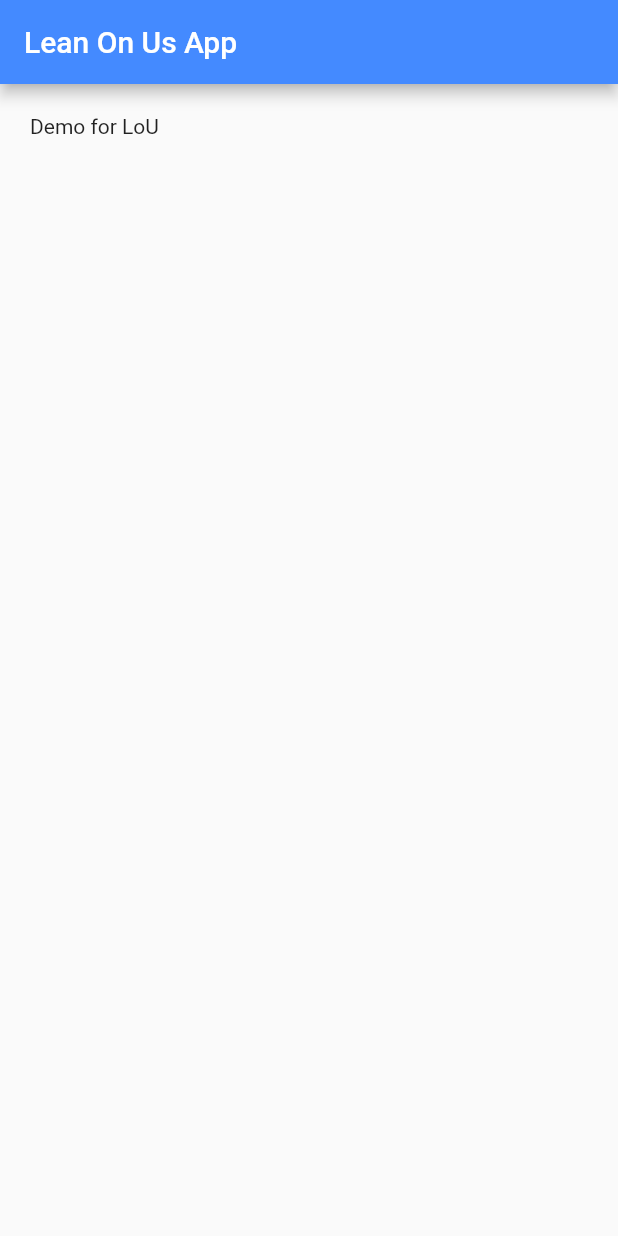
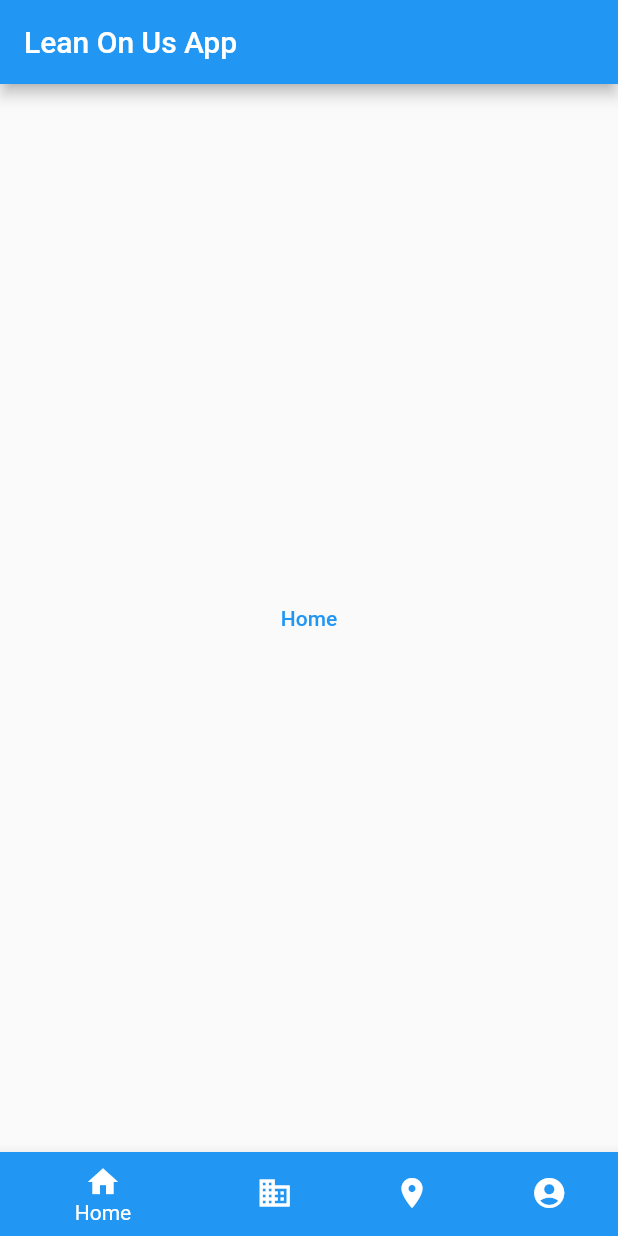
Before and after one commit to AtharvC/leanonusapp, a Flutter app: the screen it shows after launch, on a phone screen of 412 x 824 dp. Run offline on Flutter 3.47's test engine with Material 2 defaults, Android fonts, the phone set to English and light mode, and no system bars.

Commit message:
Bottom Navigation Bar + Placeholder buttons

```diff
--- a/lib/main.dart
+++ b/lib/main.dart
@@ -1,11 +1,43 @@
 import 'package:flutter/material.dart';
 
 void main() {
-  runApp(MyApp());
+  runApp(const MainPage());
+}
+class MainPage extends StatefulWidget {
+  const MainPage({Key? key}) : super(key: key);
+
+  @override
+  _MainPageState createState() => _MainPageState();
 }
 
-class MyApp extends StatelessWidget {
-  const MyApp({Key? key}) : super(key: key);
+class _MainPageState extends State<MainPage> {
+  int currentIndex = 0;
+  final screens = [
+    Center(
+      child: TextButton(
+        onPressed: () {},
+        child: const Text('Home'),
+      ),
+    ),
+    Center(
+      child: TextButton(
+        onPressed: () {},
+        child: const Text('My Chapter'),
+      ),
+    ),
+    Center(
+      child: TextButton(
+        onPressed: () {},
+        child: const Text('Requests'),
+      ),
+    ),
+    Center(
+      child: TextButton(
+        onPressed: () {},
+        child: const Text('Account'),
+      ),
+    ),
+  ];
 
   // This widget is the root of your application.
   @override
@@ -13,13 +45,35 @@ class MyApp extends StatelessWidget {
     return MaterialApp(
       home: Scaffold(
         appBar: AppBar(
-          backgroundColor: Colors.blueAccent,
           title: const Text('Lean On Us App'),
         ),
-        body: Container(
-          child: const Text('Demo for LoU'),
-          margin: const EdgeInsets.all(10),
-          padding: const EdgeInsets.all(10),
+        body: screens[currentIndex],
+        bottomNavigationBar: BottomNavigationBar(
+          backgroundColor: Colors.blueAccent,
+          currentIndex: currentIndex,
+          onTap: (index) => setState(() => currentIndex = index),
+          items: const [
+            BottomNavigationBarItem(
+                icon: Icon(Icons.home),
+                label: 'Home',
+                backgroundColor: Colors.blue,
+            ),
+            BottomNavigationBarItem(
+                icon: Icon(Icons.business),
+                label: 'My Chapter',
+                backgroundColor: Colors.blue,
+            ),
+            BottomNavigationBarItem(
+                icon: Icon(Icons.location_on_sharp),
+                label: 'Requests',
+                backgroundColor: Colors.blue,
+            ),
+            BottomNavigationBarItem(
+              icon: Icon(Icons.account_circle_rounded),
+              label: 'Account',
+              backgroundColor: Colors.blue,
+            ),
+          ],
         ),
       ),
     );
```
Also changed, not shown: 1 other file.
